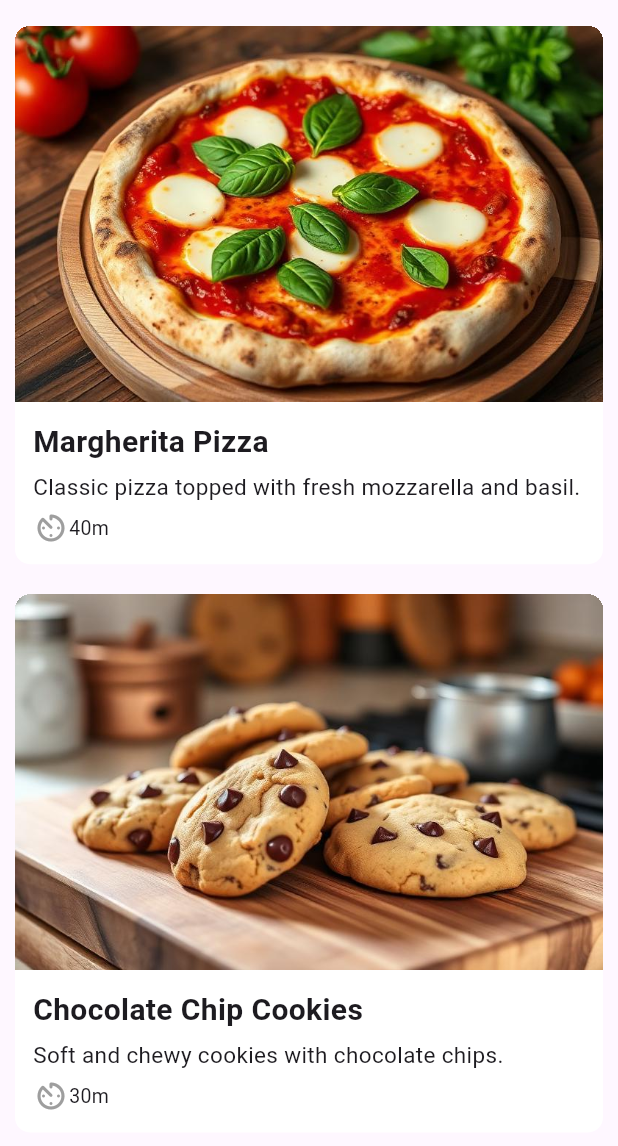
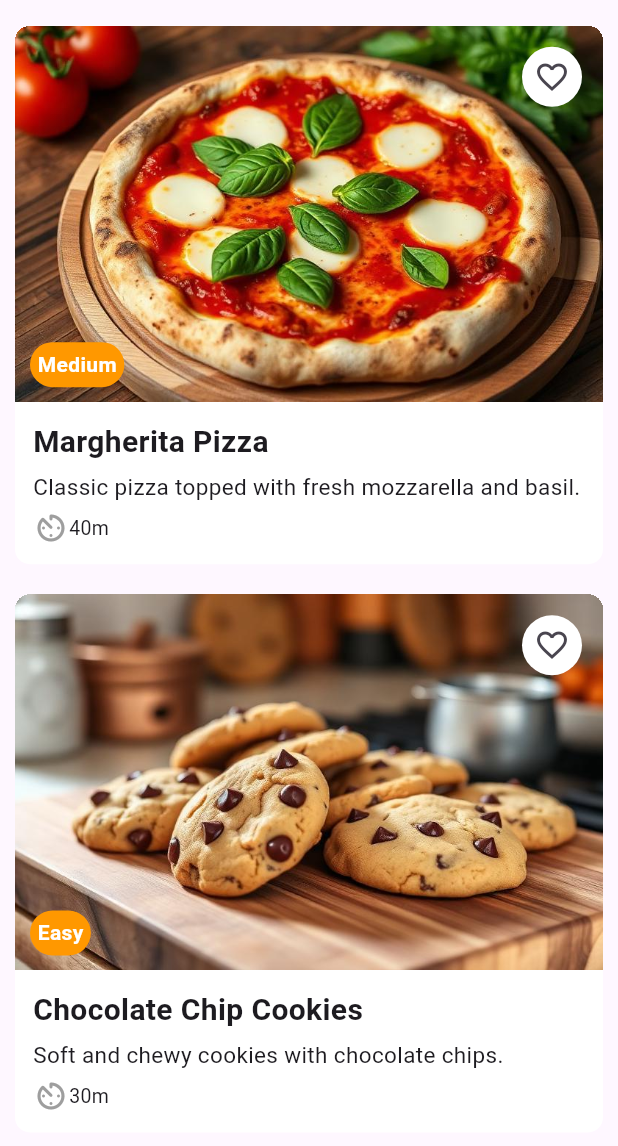
Before and after one commit to nnurhussien04/RecipeApp, a Flutter app: the screen it shows after launch, scrolled down 2549 dp, on a phone screen of 412 x 824 dp, the part 90-1236 px from its top. Run offline on Flutter 3.47's test engine with Material 3 defaults, Android fonts, the phone set to English and light mode, and no system bars; our stand-ins replace google_fonts.

Commit message:
Completed the cook page and made new widgets

```diff
--- a/lib/screens/homepage.dart
+++ b/lib/screens/homepage.dart
@@ -1,5 +1,6 @@
 import 'package:flutter/material.dart';
 import 'package:recipe_app/screens/recipe_screen.dart';
+import 'package:recipe_app/widgets/back_bar.dart';
 import 'package:recipe_app/widgets/recipe_bar.dart';
 import 'package:recipe_app/data/recipes.dart';
 import 'package:recipe_app/widgets/headline_widget.dart';
@@ -16,12 +17,22 @@ class Homepage extends StatefulWidget {
 class _HomepageState extends State<Homepage> {
 
   var activeScreen;
+  var appBar;
+
+
   void switchScreen(Recipe recipe){
     setState(() {
+      appBar = BackBar(homepage);
       activeScreen = RecipeScreen(recipe);
     });
   }
 
+  void homepage(){
+    setState(() {
+      appBar = null;
+      activeScreen = null;
+    });
+  }
 
 
 
@@ -34,7 +45,7 @@ class _HomepageState extends State<Homepage> {
       title: "Recipe App",
       home: Scaffold(
         extendBodyBehindAppBar: false,
-        appBar: RecipeBar(),
+        appBar: appBar ?? RecipeBar(),
         body: activeScreen ??
         Column(
           children: [
--- a/lib/widgets/recipe_list.dart
+++ b/lib/widgets/recipe_list.dart
@@ -1,4 +1,4 @@
-import 'package:flutter/material.dart';
+ import 'package:flutter/material.dart';
 import 'package:google_fonts/google_fonts.dart';
 import 'package:recipe_app/model/recipe.dart';
 import 'package:recipe_app/screens/recipe_screen.dart';
@@ -36,9 +36,44 @@ class _RecipesListState extends State<RecipesList> {
           child: Column(
             crossAxisAlignment: CrossAxisAlignment.start,
             children: [
-              Image.asset(
-                widget.data.image != null ? widget.data.image : "assets/images/beef-tacos.jpg",
-                width: double.infinity,
+              Stack(
+                children: [
+                    Image.asset(
+                      widget.data.image,
+                      width: double.infinity,
+                    ),
+                    Positioned(
+                      top: 10,
+                      right: 10,
+                      child: IconButton(
+                        onPressed: (){},
+                        icon: Icon(
+                          Icons.favorite_border_outlined
+                        ),
+                        style: IconButton.styleFrom(
+                          backgroundColor: Colors.white
+                        ),
+                      )
+                    ),
+                    Positioned(
+                      bottom: 10,
+                      left: 10,
+                      child: Container(
+                        padding: EdgeInsets.all(5),
+                        //color: Colors.orange,
+                        decoration: BoxDecoration(
+                          borderRadius: BorderRadius.circular(80),
+                          color: Colors.orange
+                        ),
+                        child: Text(
+                          widget.data.difficulty,
+                          style: GoogleFonts.roboto(
+                            color: Colors.white,
+                            fontWeight: FontWeight.bold
+                          ),
+                        ),
+                      ))
+                ]
               ),
               Padding(
                 padding: const EdgeInsets.all(12),
```
Also changed, not shown: lib/screens/favourite_page.dart (added, +15 -0 lines), lib/screens/recipe_screen.dart (+12 -98 lines), lib/widgets/back_bar.dart (added, +68 -0 lines), lib/widgets/image_container.dart (added, +57 -0 lines), lib/widgets/ingredients_container.dart (added, +43 -0 lines), lib/widgets/steps_container.dart (added, +64 -0 lines), 3 other files.
